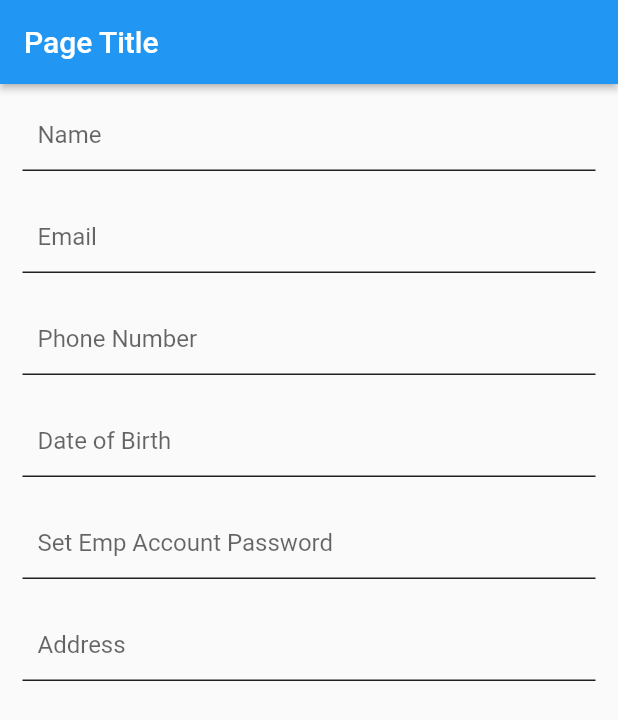
After one commit to Ramsay99/Flutter_FinalApp, a Flutter app: the CreateDriverScreen screen opened directly, after a tap on "Name", on a phone screen of 412 x 824 dp. The commit adds this screen. Shown: the top 720 px of the screen. Run offline on Flutter 3.47's test engine with Material 2 defaults, Android fonts, the phone set to English and light mode, and no system bars; our stand-ins replace easy_debounce, flutter_rating_bar, google_fonts; network calls fail.

Commit message:
create Create_Driver_Screen
to create driver manually

```diff
--- /dev/null
+++ b/finalapp/lib/Screens/create_driver_screen.dart
@@ -0,0 +1,547 @@
+import 'package:easy_debounce/easy_debounce.dart';
+import 'package:flutter/material.dart';
+import 'package:google_fonts/google_fonts.dart';
+
+class CreateDriverScreen extends StatefulWidget {
+  const CreateDriverScreen({Key? key}) : super(key: key);
+
+  @override
+  _CreateDriverScreenState createState() => _CreateDriverScreenState();
+}
+
+class _CreateDriverScreenState extends State<CreateDriverScreen> {
+  TextEditingController? textController1;
+  TextEditingController? textController2;
+  TextEditingController? textController3;
+  TextEditingController? textController4;
+  TextEditingController? textController5;
+  TextEditingController? textController6;
+  final scaffoldKey = GlobalKey<ScaffoldState>();
+
+  @override
+  void initState() {
+    super.initState();
+    textController1 = TextEditingController();
+    textController2 = TextEditingController();
+    textController3 = TextEditingController();
+    textController4 = TextEditingController();
+    textController5 = TextEditingController();
+    textController6 = TextEditingController();
+  }
+
+  @override
+  void dispose() {
+    textController1?.dispose();
+    textController2?.dispose();
+    textController3?.dispose();
+    textController4?.dispose();
+    textController5?.dispose();
+    textController6?.dispose();
+    super.dispose();
+  }
+
+  @override
+  Widget build(BuildContext context) {
+    return Scaffold(
+      key: scaffoldKey,
+      // backgroundColor: FlutterFlowTheme.of(context).primaryBackground,
+      appBar: AppBar(
+        // backgroundColor: FlutterFlowTheme.of(context).primaryColor,
+        automaticallyImplyLeading: false,
+        title: const Text(
+          'Page Title',
+          // style: FlutterFlowTheme.of(context).title2.override(
+          //       fontFamily: 'Poppins',
+          //       color: Colors.white,
+          //       fontSize: 22,
+          //     ),
+        ),
+        actions: [],
+        centerTitle: false,
+        elevation: 2,
+      ),
+      body: SafeArea(
+        child: GestureDetector(
+          onTap: () => FocusScope.of(context).unfocus(),
+          child: SingleChildScrollView(
+            child: Column(
+              mainAxisSize: MainAxisSize.max,
+              mainAxisAlignment: MainAxisAlignment.start,
+              children: [
+                _Name(),
+                _Email(),
+                _PhoneNumber(),
+                _DateOfBirth(),
+                _Password(),
+                _Address(),
+              ],
+            ),
+          ),
+        ),
+      ),
+    );
+  }
+
+  Padding _Address() {
+    return Padding(
+                padding: const EdgeInsetsDirectional.fromSTEB(15, 10, 15, 10),
+                child: TextFormField(
+                  controller: textController6,
+                  onChanged: (_) => EasyDebounce.debounce(
+                    'textController6',
+                    const Duration(milliseconds: 2000),
+                    () => setState(() {}),
+                  ),
+                  obscureText: false,
+                  decoration: InputDecoration(
+                    labelText: 'Address',
+                    hintText: 'Amman, City Center',
+                    // hintStyle: FlutterFlowTheme.of(context).bodyText2,
+                    enabledBorder: const UnderlineInputBorder(
+                      borderSide: BorderSide(
+                        color: Colors.black87,
+                        width: 1,
+                      ),
+                      borderRadius: BorderRadius.only(
+                        topLeft: Radius.circular(4.0),
+                        topRight: Radius.circular(4.0),
+                      ),
+                    ),
+                    focusedBorder: const UnderlineInputBorder(
+                      borderSide: BorderSide(
+                        color: Colors.black87,
+                        width: 1,
+                      ),
+                      borderRadius: BorderRadius.only(
+                        topLeft: Radius.circular(4.0),
+                        topRight: Radius.circular(4.0),
+                      ),
+                    ),
+                    errorBorder: const UnderlineInputBorder(
+                      borderSide: BorderSide(
+                        color: Colors.black87,
+                        width: 1,
+                      ),
+                      borderRadius: BorderRadius.only(
+                        topLeft: Radius.circular(4.0),
+                        topRight: Radius.circular(4.0),
+                      ),
+                    ),
+                    focusedErrorBorder: const UnderlineInputBorder(
+                      borderSide: BorderSide(
+                        color: Colors.black87,
+                        width: 1,
+                      ),
+                      borderRadius: BorderRadius.only(
+                        topLeft: Radius.circular(4.0),
+                        topRight: Radius.circular(4.0),
+                      ),
+                    ),
+                    contentPadding:
+                        const EdgeInsetsDirectional.fromSTEB(10, 0, 0, 0),
+                    suffixIcon: textController6!.text.isNotEmpty
+                        ? InkWell(
+                            onTap: () async {
+                              textController6?.clear();
+                              setState(() {});
+                            },
+                            child: const Icon(
+                              Icons.clear,
+                              color: Color(0xFF757575),
+                              size: 22,
+                            ),
+                          )
+                        : null,
+                  ),
+                  // style: FlutterFlowTheme.of(context).bodyText1,
+                  keyboardType: TextInputType.streetAddress,
+                ),
+              );
+  }
+
+  Padding _Password() {
+    return Padding(
+                padding: const EdgeInsetsDirectional.fromSTEB(15, 10, 15, 10),
+                child: TextFormField(
+                  controller: textController5,
+                  onChanged: (_) => EasyDebounce.debounce(
+                    'textController5',
+                    const Duration(milliseconds: 2000),
+                    () => setState(() {}),
+                  ),
+                  obscureText: false,
+                  decoration: InputDecoration(
+                    labelText: 'Set Emp Account Password',
+                    hintText: '********',
+                    // hintStyle: FlutterFlowTheme.of(context).bodyText2,
+                    enabledBorder: const UnderlineInputBorder(
+                      borderSide: BorderSide(
+                        color: Colors.black87,
+                        width: 1,
+                      ),
+                      borderRadius: BorderRadius.only(
+                        topLeft: Radius.circular(4.0),
+                        topRight: Radius.circular(4.0),
+                      ),
+                    ),
+                    focusedBorder: const UnderlineInputBorder(
+                      borderSide: BorderSide(
+                        color: Colors.black87,
+                        width: 1,
+                      ),
+                      borderRadius: BorderRadius.only(
+                        topLeft: Radius.circular(4.0),
+                        topRight: Radius.circular(4.0),
+                      ),
+                    ),
+                    errorBorder: const UnderlineInputBorder(
+                      borderSide: BorderSide(
+                        color: Colors.black87,
+                        width: 1,
+                      ),
+                      borderRadius: BorderRadius.only(
+                        topLeft: Radius.circular(4.0),
+                        topRight: Radius.circular(4.0),
+                      ),
+                    ),
+                    focusedErrorBorder: const UnderlineInputBorder(
+                      borderSide: BorderSide(
+                        color: Colors.black87,
+                        width: 1,
+                      ),
+                      borderRadius: BorderRadius.only(
+                        topLeft: Radius.circular(4.0),
+                        topRight: Radius.circular(4.0),
+                      ),
+                    ),
+                    contentPadding:
+                        const EdgeInsetsDirectional.fromSTEB(10, 0, 0, 0),
+                    suffixIcon: textController5!.text.isNotEmpty
+                        ? InkWell(
+                            onTap: () async {
+                              textController5?.clear();
+                              setState(() {});
+                            },
+                            child: const Icon(
+                              Icons.clear,
+                              color: Color(0xFF757575),
+                              size: 22,
+                            ),
+                          )
+                        : null,
+                  ),
+                  // style: FlutterFlowTheme.of(context).bodyText1,
+                  keyboardType: TextInputType.visiblePassword,
+                ),
+              );
+  }
+
+  Padding _DateOfBirth() {
+    return Padding(
+                padding: const EdgeInsetsDirectional.fromSTEB(15, 10, 15, 10),
+                child: TextFormField(
+                  controller: textController4,
+                  onChanged: (_) => EasyDebounce.debounce(
+                    'textController4',
+                    const Duration(milliseconds: 2000),
+                    () => setState(() {}),
+                  ),
+                  obscureText: false,
+                  decoration: InputDecoration(
+                    labelText: 'Date of Birth',
+                    hintText: '1987-6-5',
+                    // hintStyle: FlutterFlowTheme.of(context).bodyText2,
+                    enabledBorder: const UnderlineInputBorder(
+                      borderSide: BorderSide(
+                        color: Colors.black87,
+                        width: 1,
+                      ),
+                      borderRadius: BorderRadius.only(
+                        topLeft: Radius.circular(4.0),
+                        topRight: Radius.circular(4.0),
+                      ),
+                    ),
+                    focusedBorder: const UnderlineInputBorder(
+                      borderSide: BorderSide(
+                        color: Colors.black87,
+                        width: 1,
+                      ),
+                      borderRadius: BorderRadius.only(
+                        topLeft: Radius.circular(4.0),
+                        topRight: Radius.circular(4.0),
+                      ),
+                    ),
+                    errorBorder: const UnderlineInputBorder(
+                      borderSide: BorderSide(
+                        color: Colors.black87,
+                        width: 1,
+                      ),
+                      borderRadius: BorderRadius.only(
+                        topLeft: Radius.circular(4.0),
+                        topRight: Radius.circular(4.0),
+                      ),
+                    ),
+                    focusedErrorBorder: const UnderlineInputBorder(
+                      borderSide: BorderSide(
+                        color: Colors.black87,
+                        width: 1,
+                      ),
+                      borderRadius: BorderRadius.only(
+                        topLeft: Radius.circular(4.0),
+                        topRight: Radius.circular(4.0),
+                      ),
+                    ),
+                    contentPadding:
+                        const EdgeInsetsDirectional.fromSTEB(10, 0, 0, 0),
+                    suffixIcon: textController4!.text.isNotEmpty
+                        ? InkWell(
+                            onTap: () async {
+                              textController4?.clear();
+                              setState(() {});
+                            },
+                            child: const Icon(
+                              Icons.clear,
+                              color: Color(0xFF757575),
+                              size: 22,
+                            ),
+                          )
+                        : null,
+                  ),
+                  // style: FlutterFlowTheme.of(context).bodyText1,
+                  keyboardType: TextInputType.datetime,
+                ),
+              );
+  }
+
+  Padding _PhoneNumber() {
+    return Padding(
+                padding: const EdgeInsetsDirectional.fromSTEB(15, 10, 15, 10),
+                child: TextFormField(
+                  controller: textController3,
+                  onChanged: (_) => EasyDebounce.debounce(
+                    'textController3',
+                    const Duration(milliseconds: 2000),
+                    () => setState(() {}),
+                  ),
+                  obscureText: false,
+                  decoration: InputDecoration(
+                    labelText: 'Phone Number',
+                    hintText: '07 1234 5678',
+                    // // hintStyle: FlutterFlowTheme.of(context).bodyText2,
+                    enabledBorder: const UnderlineInputBorder(
+                      borderSide: BorderSide(
+                        color: Colors.black87,
+                        width: 1,
+                      ),
+                      borderRadius: BorderRadius.only(
+                        topLeft: Radius.circular(4.0),
+                        topRight: Radius.circular(4.0),
+                      ),
+                    ),
+                    focusedBorder: const UnderlineInputBorder(
+                      borderSide: BorderSide(
+                        color: Colors.black87,
+                        width: 1,
+                      ),
+                      borderRadius: BorderRadius.only(
+                        topLeft: Radius.circular(4.0),
+                        topRight: Radius.circular(4.0),
+                      ),
+                    ),
+                    errorBorder: const UnderlineInputBorder(
+                      borderSide: BorderSide(
+                        color: Colors.black87,
+                        width: 1,
+                      ),
+                      borderRadius: BorderRadius.only(
+                        topLeft: Radius.circular(4.0),
+                        topRight: Radius.circular(4.0),
+                      ),
+                    ),
+                    focusedErrorBorder: const UnderlineInputBorder(
+                      borderSide: BorderSide(
+                        color: Colors.black87,
+                        width: 1,
+                      ),
+                      borderRadius: BorderRadius.only(
+                        topLeft: Radius.circular(4.0),
+                        topRight: Radius.circular(4.0),
+                      ),
+                    ),
+                    contentPadding:
+                        const EdgeInsetsDirectional.fromSTEB(10, 0, 0, 0),
+                    suffixIcon: textController3!.text.isNotEmpty
+                        ? InkWell(
+                            onTap: () async {
+                              textController3?.clear();
+                              setState(() {});
+                            },
+                            child: const Icon(
+                              Icons.clear,
+                              color: Color(0xFF757575),
+                              size: 22,
+                            ),
+                          )
+                        : null,
+                  ),
+                  // style: FlutterFlowTheme.of(context).bodyText1,
+                  keyboardType: TextInputType.phone,
+                ),
+              );
+  }
+
+  Padding _Email() {
+    return Padding(
+                padding: const EdgeInsetsDirectional.fromSTEB(15, 10, 15, 10),
+                child: TextFormField(
+                  controller: textController2,
+                  onChanged: (_) => EasyDebounce.debounce(
+                    'textController2',
+                    const Duration(milliseconds: 2000),
+                    () => setState(() {}),
+                  ),
+                  readOnly: true,
+                  obscureText: false,
+                  decoration: InputDecoration(
+                    labelText: 'Email',
+                    hintText: 'Ahamd@gmail.com',
+                    // // hintStyle: FlutterFlowTheme.of(context).bodyText2,
+                    enabledBorder: const UnderlineInputBorder(
+                      borderSide: BorderSide(
+                        color: Colors.black87,
+                        width: 1,
+                      ),
+                      borderRadius: BorderRadius.only(
+                        topLeft: Radius.circular(4.0),
+                        topRight: Radius.circular(4.0),
+                      ),
+                    ),
+                    focusedBorder: const UnderlineInputBorder(
+                      borderSide: BorderSide(
+                        color: Colors.black87,
+                        width: 1,
+                      ),
+                      borderRadius: BorderRadius.only(
+                        topLeft: Radius.circular(4.0),
+                        topRight: Radius.circular(4.0),
+                      ),
+                    ),
+                    errorBorder: const UnderlineInputBorder(
+                      borderSide: BorderSide(
+                        color: Colors.black87,
+                        width: 1,
+                      ),
+                      borderRadius: BorderRadius.only(
+                        topLeft: Radius.circular(4.0),
+                        topRight: Radius.circular(4.0),
+                      ),
+                    ),
+                    focusedErrorBorder: const UnderlineInputBorder(
+                      borderSide: BorderSide(
+                        color: Colors.black87,
+                        width: 1,
+                      ),
+                      borderRadius: BorderRadius.only(
+                        topLeft: Radius.circular(4.0),
+                        topRight: Radius.circular(4.0),
+                      ),
+                    ),
+                    contentPadding:
+                        const EdgeInsetsDirectional.fromSTEB(10, 0, 0, 0),
+                    suffixIcon: textController2!.text.isNotEmpty
+                        ? InkWell(
+                            onTap: () async {
+                              textController2?.clear();
+                              setState(() {});
+                            },
+                            child: const Icon(
+                              Icons.clear,
+                              color: Color(0xFF757575),
+                              size: 22,
+                            ),
+                          )
+                        : null,
+                  ),
+                  // // style: FlutterFlowTheme.of(context).bodyText1,
+                  keyboardType: TextInputType.emailAddress,
+                ),
+              );
+  }
+
+  Padding _Name() {
+    return Padding(
+                padding: const EdgeInsetsDirectional.fromSTEB(15, 10, 15, 10),
+                child: TextFormField(
+                  controller: textController1,
+                  onChanged: (_) => EasyDebounce.debounce(
+                    'textController1',
+                    const Duration(milliseconds: 2000),
+                    () => setState(() {}),
+                  ),
+                  obscureText: false,
+                  decoration: InputDecoration(
+                    labelText: 'Name',
+                    hintText: 'Ahmad',
+                    // // hintStyle: FlutterFlowTheme.of(context).bodyText2,
+                    enabledBorder: const UnderlineInputBorder(
+                      borderSide: BorderSide(
+                        color: Colors.black87,
+                        width: 1,
+                      ),
+                      borderRadius: BorderRadius.only(
+                        topLeft: Radius.circular(4.0),
+                        topRight: Radius.circular(4.0),
+                      ),
+                    ),
+                    focusedBorder: const UnderlineInputBorder(
+                      borderSide: BorderSide(
+                        color: Colors.black87,
+                        width: 1,
+                      ),
+                      borderRadius: BorderRadius.only(
+                        topLeft: Radius.circular(4.0),
+                        topRight: Radius.circular(4.0),
+                      ),
+                    ),
+                    errorBorder: const UnderlineInputBorder(
+                      borderSide: BorderSide(
+                        color: Colors.black87,
+                        width: 1,
+                      ),
+                      borderRadius: BorderRadius.only(
+                        topLeft: Radius.circular(4.0),
+                        topRight: Radius.circular(4.0),
+                      ),
+                    ),
+                    focusedErrorBorder: const UnderlineInputBorder(
+                      borderSide: BorderSide(
+                        color: Colors.black87,
+                        width: 1,
+                      ),
+                      borderRadius: BorderRadius.only(
+                        topLeft: Radius.circular(4.0),
+                        topRight: Radius.circular(4.0),
+                      ),
+                    ),
+                    contentPadding:
+                        const EdgeInsetsDirectional.fromSTEB(10, 0, 0, 0),
+                    suffixIcon: textController1!.text.isNotEmpty
+                        ? InkWell(
+                            onTap: () async {
+                              textController1?.clear();
+                              setState(() {});
+                            },
+                            child: const Icon(
+                              Icons.clear,
+                              color: Color(0xFF757575),
+                              size: 22,
+                            ),
+                          )
+                        : null,
+                  ),
+                  // // style: FlutterFlowTheme.of(context).bodyText1,
+                  keyboardType: TextInputType.name,
+                ),
+              );
+  }
+}
--- a/finalapp/lib/Screens/screens_barrel.dart
+++ b/finalapp/lib/Screens/screens_barrel.dart
@@ -5,6 +5,7 @@ export 'package:finalapp/Screens/home_screen.dart';
 export 'package:finalapp/Screens/dashboard_screen.dart';
 export 'package:finalapp/Screens/history_screen.dart';
 export 'package:finalapp/Screens/deliveries_screen.dart';
+export 'package:finalapp/Screens/create_driver_screen.dart';
 
 
 // export 'package:finalapp/Screens/.dart';
--- a/finalapp/lib/main.dart
+++ b/finalapp/lib/main.dart
@@ -2,7 +2,7 @@ import 'package:finalapp/Local_Models/local_model_barrel.dart';
 import 'package:finalapp/Screens/screens_barrel.dart';
 
 // To change this condition [true|false] to change localCurrentUser
-late User localCurrentUser = false ? Manager() : Driver();
+late User localCurrentUser = true ? Manager() : Driver();
 void main() {
   runApp(const MaterialApp(
     debugShowCheckedModeBanner: false,
--- a/finalapp/pubspec.yaml
+++ b/finalapp/pubspec.yaml
@@ -37,6 +37,8 @@ dependencies:
   # Use with the CupertinoIcons class for iOS style icons.
   cupertino_icons: ^1.0.2
   flutter_rating_bar: ^4.0.1
+  easy_debounce: ^2.0.2+1
+  google_fonts: ^3.0.1
 
 dev_dependencies:
   flutter_test:
```
Also changed, not shown: finalapp/pubspec.lock, 1 other file.
